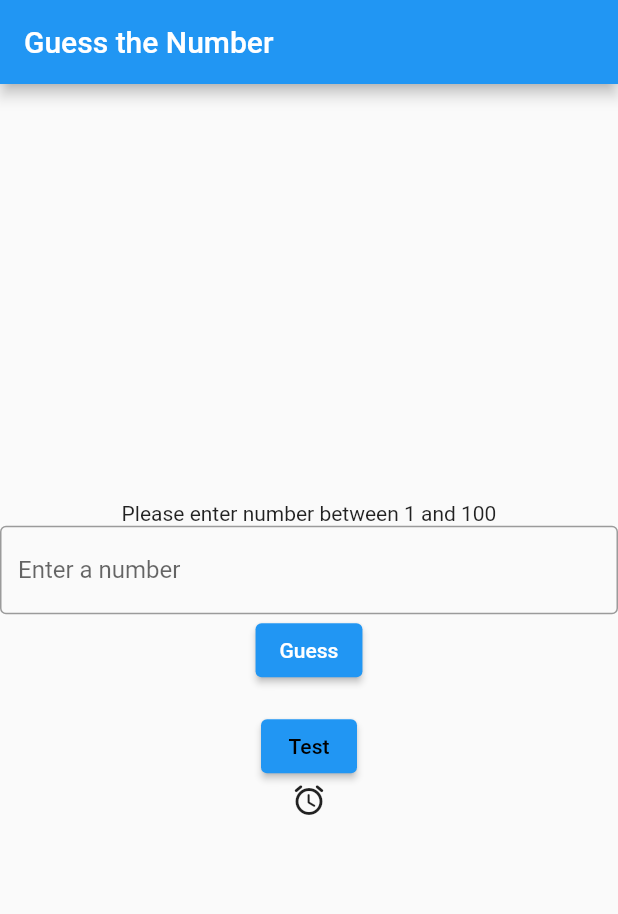
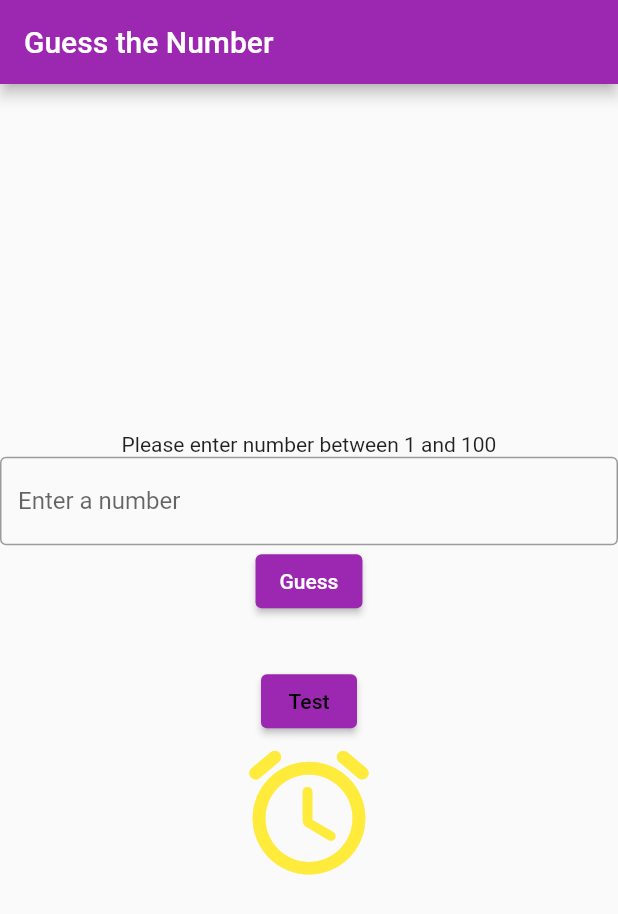
Before and after one commit to yanisa2545/mobile, a Flutter app: the screen it shows after launch, on a phone screen of 412 x 824 dp. Shown: the top 914 px of the screen. Run offline on Flutter 3.47's test engine with Material 2 defaults, Android fonts, the phone set to English and light mode, and no system bars.

Commit message:
เพิ่ม the answer/ size color icon

```diff
--- a/lib/game.dart
+++ b/lib/game.dart
@@ -8,29 +8,31 @@ enum Result {
 
 class Game {
   static const defaultMaxRandom = 100;
-  int? _answer;
+  int? answer;
   int _guessCount = 0;
   static final List<int> guessCountList = [];
 
   Game({int maxRandom = defaultMaxRandom}) {
     var r = Random();
-    _answer = r.nextInt(maxRandom) + 1;
-    print('The answer is $_answer');
+    answer = r.nextInt(maxRandom) + 1;
+    print('The answer is answer');
   }
 
   int get guessCount {
     return _guessCount;
   }
-
+  int?  anwer(){
+    return answer;
+  }
   void addCountList() {
     guessCountList.add(_guessCount);
   }
 
   Result doGuess(int num) {
     _guessCount++;
-    if (num > _answer!) {
+    if (num > answer!) {
       return Result.tooHigh;
-    } else if (num < _answer!) {
+    } else if (num < answer!) {
       return Result.tooLow;
     } else {
       return Result.correct;
--- a/lib/main.dart
+++ b/lib/main.dart
@@ -12,7 +12,7 @@ class MyApp extends StatelessWidget {
     return MaterialApp(
       title: 'Flutter Demo',
       theme: ThemeData(
-        primarySwatch: Colors.blue,
+        primarySwatch: Colors.purple,
       ),
       home: GamePage(),
     );
--- a/lib/pages/game_page.dart
+++ b/lib/pages/game_page.dart
@@ -10,6 +10,7 @@ class _GamePageState extends State<GamePage> {
   final _controller = TextEditingController();
   final _game = Game();
   var _feedbacktext = '';
+  var _str = '';
   var _showTestButton = false;
   void handleClickGuess() {
    setState(() {
@@ -22,10 +23,14 @@ class _GamePageState extends State<GamePage> {
       //แจ้งerror
       print('Input error');
       setState(() {
-        _feedbacktext = 'Input error, please try again';
+        _feedbacktext = '$guess Input error, please try again';
       });
     } else {
       var result = _game.doGuess(guess);
+      var a = _game.answer;
+      setState(() {
+        _str = 'The answer is $a';
+      });
       if (result == Result.tooHigh) {
         //ทายมากไป
         print('Too high');
@@ -71,16 +76,18 @@ class _GamePageState extends State<GamePage> {
               child: Text('Guess'),
             ),
             Text(_feedbacktext),
-
+            Text(_str),
              ElevatedButton(
              style: OutlinedButton.styleFrom(
                primary: _showTestButton ? Colors.pink : Colors.black,
-               //หรือใช้backgroundColor แทนตรงprimary
+               /*หรือใช้backgroundColor แทนตรงprimary*/
              ),
               onPressed: (){},
               child: Text('Test'),
             ),
-            Icon(_showTestButton ? Icons.print : Icons.access_alarm_rounded),
+
+            Icon(color: Colors.yellow,size : 100.0,
+                _showTestButton ? Icons.print  : Icons.access_alarm_rounded),
           ],
         ),
       ),
```
